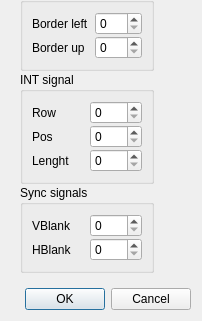
dotkoval/xpeccy-plus, file ui/layedit.ui: the form before one commit; both pictures show x 0 to 202 and y 243 to 564 of the 202 by 564 pixel window.
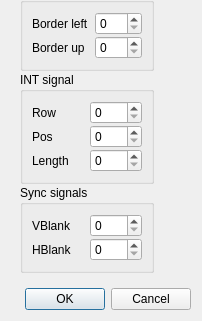
The form after the commit. Icons and pictures are not drawn.

```diff
--- a/ui/layedit.ui
+++ b/ui/layedit.ui
@@ -205,7 +205,7 @@
            <item row="2" column="0">
             <widget class="QLabel" name="label_6">
              <property name="text">
-              <string>Lenght</string>
+              <string>Length</string>
              </property>
             </widget>
            </item>
```
